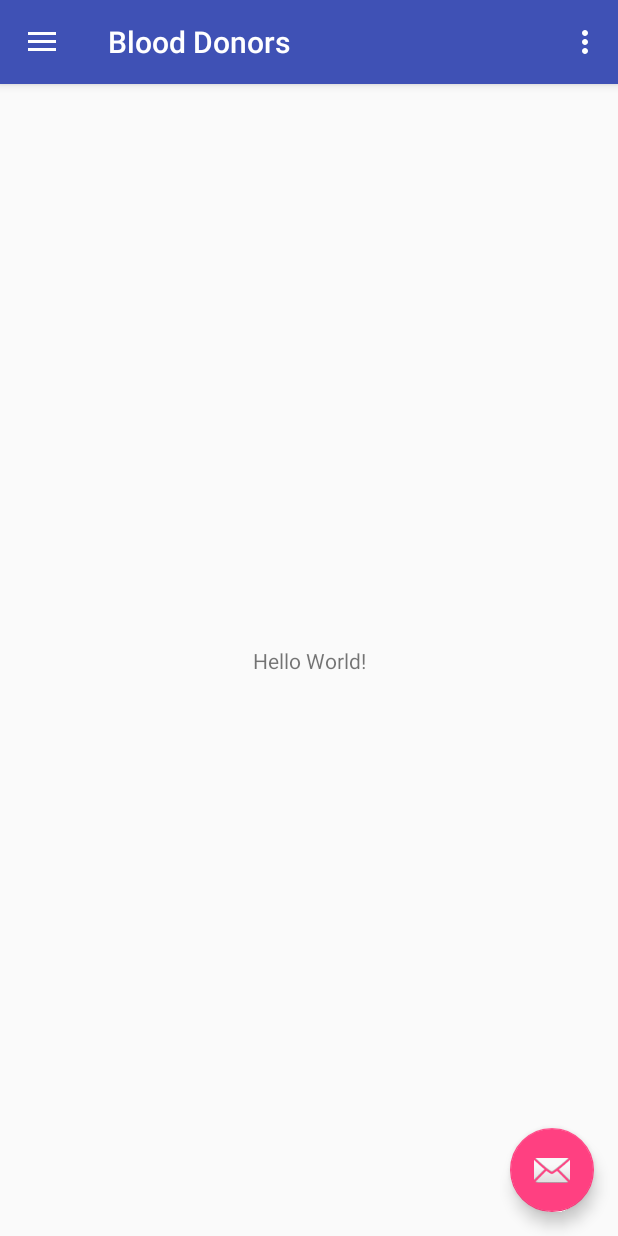
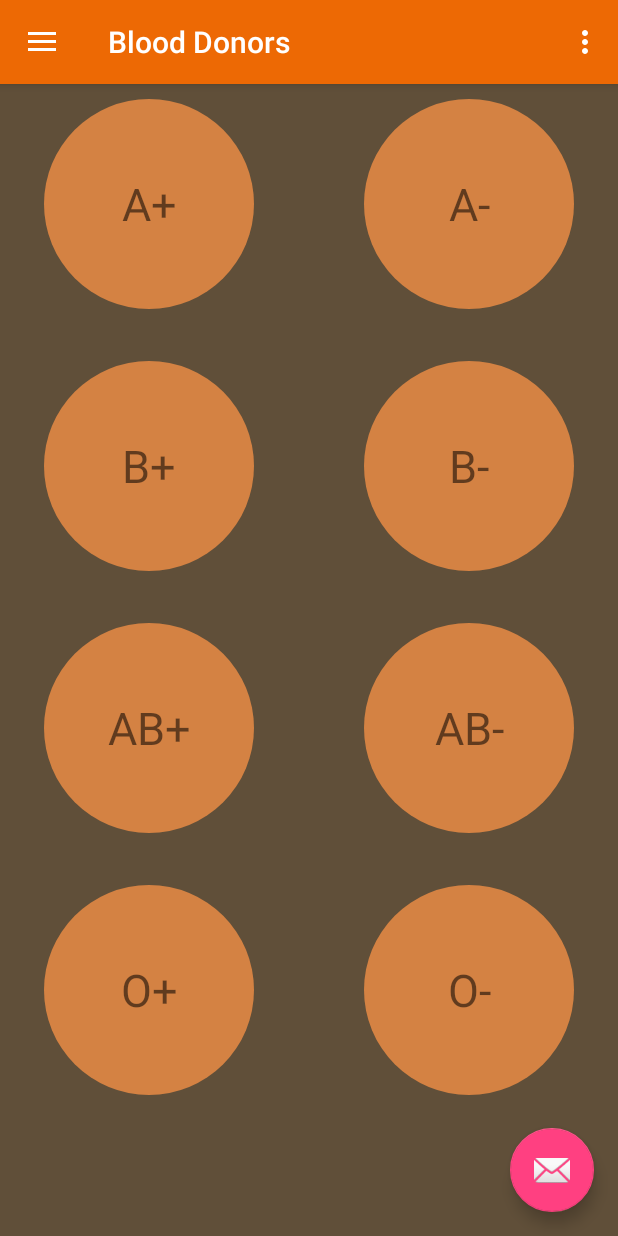
Before and after one commit to LavithLVK/Blood-Donors, an Android app: the screen it shows after launch (MainActivity), on a phone screen of 412 x 824 dp. Run offline under Robolectric (Android 15) with nearby library versions, the phone set to English and light mode, and no system bars.

Commit message:
Implemented Grid View and dialog fragment in home screen

```diff
--- a/app/src/main/AndroidManifest.xml
+++ b/app/src/main/AndroidManifest.xml
@@ -1,6 +1,9 @@
 <?xml version="1.0" encoding="utf-8"?>
 <manifest xmlns:android="http://schemas.android.com/apk/res/android"
     package="com.example.lavithedam.blooddonors">
+
+    <!-- To access Google+ APIs: -->
+    <uses-permission android:name="android.permission.INTERNET" />
 
     <application
         android:allowBackup="true"
@@ -10,7 +13,7 @@
         android:supportsRtl="true"
         android:theme="@style/AppTheme">
         <activity
-            android:name=".MainActivity"
+            android:name=".activity.activity.MainActivity"
             android:label="@string/app_name"
             android:theme="@style/AppTheme.NoActionBar">
             <intent-filter>
--- /dev/null
+++ b/app/src/main/java/com/example/lavithedam/blooddonors/adapter/HomeGridAdapter.kt
@@ -0,0 +1,65 @@
+package com.example.lavithedam.blooddonors.adapter
+
+import android.app.FragmentManager
+import android.app.FragmentTransaction
+import android.content.Context
+import android.os.Bundle
+import android.view.View
+import android.view.ViewGroup
+import android.widget.ArrayAdapter
+import android.widget.TextView
+import com.example.lavithedam.blooddonors.BloodCount
+import com.example.lavithedam.blooddonors.R
+import com.example.lavithedam.blooddonors.activity.activity.getCurrentActivity
+import com.example.lavithedam.blooddonors.fragment.BloodCountFragment
+import java.util.*
+
+/**
+ * Created by lavith.edam on 12/15/2017.
+ */
+class HomeGridAdapter : ArrayAdapter<BloodCount> {
+
+    private var bloodGroupCountsList = arrayListOf<BloodCount>()
+    private var mContext: Context?
+    internal var fragmentManager: FragmentManager? = null
+    internal var fragmentTransaction: FragmentTransaction? = null
+
+    constructor(context: Context, resourceId: Int, stringsList: ArrayList<BloodCount>) : super(context, resourceId, stringsList) {
+        this.mContext = context
+        this.bloodGroupCountsList = stringsList
+    }
+
+    class ViewHolder(var bloodGroup: TextView?, var donorCount: TextView?) {
+
+    }
+
+    override fun getView(position: Int, convertView: View?, parent: ViewGroup): View {
+        var viewHolder: ViewHolder = ViewHolder(null, null)
+        var tempView: View
+        if (convertView == null) {
+            tempView = View.inflate(mContext, R.layout.grid_item_view, null)
+
+            viewHolder.bloodGroup = tempView.findViewById(R.id.grid_item_blood_group)
+            tempView.setTag(viewHolder)
+        } else {
+            tempView = convertView
+            viewHolder = tempView.getTag() as ViewHolder
+        }
+        viewHolder.bloodGroup?.setText(bloodGroupCountsList.get(position).bloodGroup)
+        viewHolder.bloodGroup?.setOnClickListener(View.OnClickListener {
+            openBloodCount(bloodGroupCountsList.get(position).getDonorCount())
+        })
+        return tempView
+    }
+
+    fun openBloodCount(donorCount: Long) {
+        fragmentManager = getCurrentActivity()?.fragmentManager
+        fragmentTransaction = fragmentManager?.beginTransaction()
+        var fragment: BloodCountFragment = BloodCountFragment()
+        var bundle: Bundle = Bundle()
+        bundle.putLong("donor_count", donorCount)
+        fragment.arguments = bundle
+        fragment.show(fragmentManager,"My fragment")
+    }
+
+}
--- /dev/null
+++ b/app/src/main/res/drawable/circle_bg.xml
@@ -0,0 +1,10 @@
+<?xml version="1.0" encoding="utf-8"?>
+<shape xmlns:android="http://schemas.android.com/apk/res/android"
+    android:shape="oval">
+
+    <size android:height="140dp"
+        android:width="140dp"/>
+    <solid android:color="@color/colorHomeBackground"/>
+
+    <corners android:radius="5dp" />
+</shape>
--- a/app/src/main/res/drawable/side_nav_bar.xml
+++ b/app/src/main/res/drawable/side_nav_bar.xml
@@ -2,8 +2,8 @@
     android:shape="rectangle">
     <gradient
         android:angle="135"
-        android:centerColor="#4CAF50"
-        android:endColor="#2E7D32"
-        android:startColor="#81C784"
+        android:centerColor="#a9ac80"
+        android:endColor="#838660"
+        android:startColor="#838660"
         android:type="linear" />
 </shape>
--- a/app/src/main/res/layout/activity_main.xml
+++ b/app/src/main/res/layout/activity_main.xml
@@ -6,7 +6,8 @@
     android:layout_width="match_parent"
     android:layout_height="match_parent"
     android:fitsSystemWindows="true"
-    tools:openDrawer="start">
+    tools:openDrawer="start"
+    android:background="@color/colorBackground">
 
     <include
         layout="@layout/app_bar_main"
--- a/app/src/main/res/layout/app_bar_main.xml
+++ b/app/src/main/res/layout/app_bar_main.xml
@@ -4,12 +4,12 @@
     xmlns:tools="http://schemas.android.com/tools"
     android:layout_width="match_parent"
     android:layout_height="match_parent"
-    tools:context="com.example.lavithedam.blooddonors.MainActivity">
+    tools:mContext="com.example.lavithedam.blooddonors.activity.activity.MainActivity">
 
     <android.support.design.widget.AppBarLayout
         android:layout_width="match_parent"
         android:layout_height="wrap_content"
-        android:theme="@style/AppTheme.AppBarOverlay">
+        android:theme="@style/AppTheme.Dark.AppBarOverlay">
 
         <android.support.v7.widget.Toolbar
             android:id="@+id/toolbar"
--- a/app/src/main/res/layout/content_main.xml
+++ b/app/src/main/res/layout/content_main.xml
@@ -1,20 +1,37 @@
 <?xml version="1.0" encoding="utf-8"?>
-<android.support.constraint.ConstraintLayout xmlns:android="http://schemas.android.com/apk/res/android"
+<LinearLayout xmlns:android="http://schemas.android.com/apk/res/android"
     xmlns:app="http://schemas.android.com/apk/res-auto"
     xmlns:tools="http://schemas.android.com/tools"
     android:layout_width="match_parent"
     android:layout_height="match_parent"
     app:layout_behavior="@string/appbar_scrolling_view_behavior"
-    tools:context="com.example.lavithedam.blooddonors.MainActivity"
+    tools:mContext="com.example.lavithedam.blooddonors.activity.activity.MainActivity"
     tools:showIn="@layout/app_bar_main">
 
-    <TextView
-        android:layout_width="wrap_content"
-        android:layout_height="wrap_content"
-        android:text="Hello World!"
-        app:layout_constraintBottom_toBottomOf="parent"
-        app:layout_constraintLeft_toLeftOf="parent"
-        app:layout_constraintRight_toRightOf="parent"
-        app:layout_constraintTop_toTopOf="parent" />
+    <GridView
+        android:id="@+id/gridViewHome"
+        android:layout_width="match_parent"
+        android:layout_height="match_parent"
+        android:numColumns="2"
+        android:elevation="10dp"
+        android:verticalSpacing="15dp"
+        android:horizontalSpacing="15dp"
+        android:stretchMode="columnWidth"
+        android:gravity="center"/>
+    <FrameLayout
+        android:id="@+id/fragment_holder"
+        android:layout_height="match_parent"
+        android:layout_width="match_parent"/>
 
-</android.support.constraint.ConstraintLayout>
+    <!--<TextView-->
+    <!--android:layout_width="wrap_content"-->
+    <!--android:layout_height="wrap_content"-->
+    <!--android:text="Hello World!"-->
+    <!--app:layout_constraintBottom_toBottomOf="parent"-->
+    <!--app:layout_constraintLeft_toLeftOf="parent"-->
+    <!--app:layout_constraintRight_toRightOf="parent"-->
+    <!--app:layout_constraintTop_toTopOf="parent"-->
+    <!--app:layout_constraintVertical_bias="0.378"-->
+    <!--app:layout_constraintHorizontal_bias="0.237" />-->
+
+</LinearLayout>
--- /dev/null
+++ b/app/src/main/res/layout/grid_item_view.xml
@@ -0,0 +1,27 @@
+<?xml version="1.0" encoding="utf-8"?>
+<RelativeLayout xmlns:android="http://schemas.android.com/apk/res/android"
+    android:orientation="vertical"
+    android:layout_width="match_parent"
+    android:layout_height="match_parent"
+    android:padding="10dp"
+    android:gravity="center">
+
+    <TextView
+        android:id="@+id/grid_item_blood_group"
+        android:layout_height="wrap_content"
+        android:layout_width="wrap_content"
+        android:background="@drawable/circle_bg"
+        android:text="Hello"
+        android:textSize="30sp"
+        android:gravity="center"/>
+    <!--<TextView-->
+        <!--android:id="@+id/grid_item_donor_count"-->
+        <!--android:layout_height="wrap_content"-->
+        <!--android:layout_width="wrap_content"-->
+        <!--android:background="@drawable/circle_bg"-->
+        <!--android:text="Hello"-->
+        <!--android:textSize="25sp"-->
+        <!--android:gravity="center_vertical"/>-->
+
+
+</RelativeLayout>
--- a/app/src/main/res/menu/activity_main_drawer.xml
+++ b/app/src/main/res/menu/activity_main_drawer.xml
@@ -5,19 +5,19 @@
         <item
             android:id="@+id/nav_home"
             android:icon="@drawable/ic_home"
-            android:title="Import" />
+            android:title="@string/home" />
         <item
             android:id="@+id/nav_add_donor"
             android:icon="@drawable/ic_add_donor"
-            android:title="Gallery" />
+            android:title="@string/add_donor" />
         <item
             android:id="@+id/nav_view"
             android:icon="@drawable/ic_view"
-            android:title="Slideshow" />
+            android:title="@string/view_donors" />
         <item
             android:id="@+id/nav_about"
             android:icon="@drawable/ic_about"
-            android:title="Tools" />
+            android:title="@string/about" />
     </group>
 
     <!--<item android:title="Communicate">-->
--- a/app/src/main/res/values/colors.xml
+++ b/app/src/main/res/values/colors.xml
@@ -1,7 +1,11 @@
 <?xml version="1.0" encoding="utf-8"?>
 <resources>
-    <color name="colorPrimary">#3F51B5</color>
-    <color name="colorPrimaryDark">#303F9F</color>
+    <color name="colorPrimary">#ed6904</color>
+    <color name="colorPrimaryDark">#967523</color>
     <color name="colorAccent">#FF4081</color>
-    <color name="colorText">#FF4081</color>
+    <color name="colorHomeBackground">#d48243</color>
+    <color name="colorText">#000000</color>
+    <color name="colorNone">#FFFFFF</color>
+    <color name="colorBackground">#604f39</color>
+    <color name="colorDialogBackground">#31713e</color>
 </resources>
--- a/app/src/main/res/values/strings.xml
+++ b/app/src/main/res/values/strings.xml
@@ -6,4 +6,11 @@
 
     <string name="action_settings">Settings</string>
     <string name="blood_donors">Blood Donors</string>
+
+    <!-- TODO: Remove or change this placeholder text -->
+    <string name="hello_blank_fragment">Hello blank fragment</string>
+    <string name="home">Home</string>
+    <string name="add_donor">Add Donor</string>
+    <string name="view_donors">View Donors</string>
+    <string name="about">About</string>
 </resources>
--- a/app/src/main/res/values/styles.xml
+++ b/app/src/main/res/values/styles.xml
@@ -6,6 +6,9 @@
         <item name="colorPrimary">@color/colorPrimary</item>
         <item name="colorPrimaryDark">@color/colorPrimaryDark</item>
         <item name="colorAccent">@color/colorAccent</item>
+        <item name="android:color">@color/colorNone</item>
+        <item name="android:colorBackground">@color/colorBackground</item>
+        <item name="android:alertDialogIcon">@color/colorDialogBackground</item>
     </style>
 
     <style name="AppTheme.NoActionBar">
@@ -13,8 +16,27 @@
         <item name="windowNoTitle">true</item>
     </style>
 
-    <style name="AppTheme.AppBarOverlay" parent="ThemeOverlay.AppCompat.Dark.ActionBar" />
+    <style name="AppTheme.AppBarOverlay" parent="ThemeOverlay.AppCompat.Dark.ActionBar">
+        <item name="android:colorBackground">@color/colorBackground</item>
+    </style>
 
     <style name="AppTheme.PopupOverlay" parent="ThemeOverlay.AppCompat.Light" />
 
+    <style name="AppTheme.Dark" parent="Theme.AppCompat.DayNight.DarkActionBar">
+        <!-- Customize your theme here. -->
+        <item name="colorPrimary">@color/colorPrimary</item>
+        <item name="colorPrimaryDark">@color/colorPrimaryDark</item>
+        <item name="colorAccent">@color/colorAccent</item>
+        <item name="android:color">@color/colorNone</item>
+        <item name="android:colorBackground">@color/colorBackground</item>
+    </style>
+
+    <style name="AppTheme.Dark.NoActionBar">
+        <item name="windowActionBar">false</item>
+        <item name="windowNoTitle">true</item>
+    </style>
+
+    <style name="AppTheme.Dark.AppBarOverlay" parent="ThemeOverlay.AppCompat.Dark.ActionBar" />
+
+    <style name="AppTheme.Dark.PopupOverlay" parent="ThemeOverlay.AppCompat" />
 </resources>
--- a/build.gradle
+++ b/build.gradle
@@ -1,6 +1,7 @@
 // Top-level build file where you can add configuration options common to all sub-projects/modules.
 
 buildscript {
+    ext.kotlin_version = '1.1.60'
     repositories {
         jcenter()
 
@@ -8,7 +9,7 @@ buildscript {
 
     dependencies {
         classpath 'com.android.tools.build:gradle:2.3.0'
-
+        classpath "org.jetbrains.kotlin:kotlin-gradle-plugin:$kotlin_version"
         // NOTE: Do not place your application dependencies here; they belong
         // in the individual module build.gradle files
     }
```
Also changed, not shown: app/build.gradle (+6 -2 lines), app/src/main/java/com/example/lavithedam/blooddonors/BloodCount.kt (added, +18 -0 lines), app/src/main/java/com/example/lavithedam/blooddonors/activity/MainActivity.kt (added, +124 -0 lines), app/src/main/java/com/example/lavithedam/blooddonors/fragment/BloodCountFragment.kt (added, +53 -0 lines), app/src/main/res/drawable/dialog_circle_bg.xml (added, +10 -0 lines), app/src/main/res/layout/fragment_blood_count.xml (added, +14 -0 lines).
